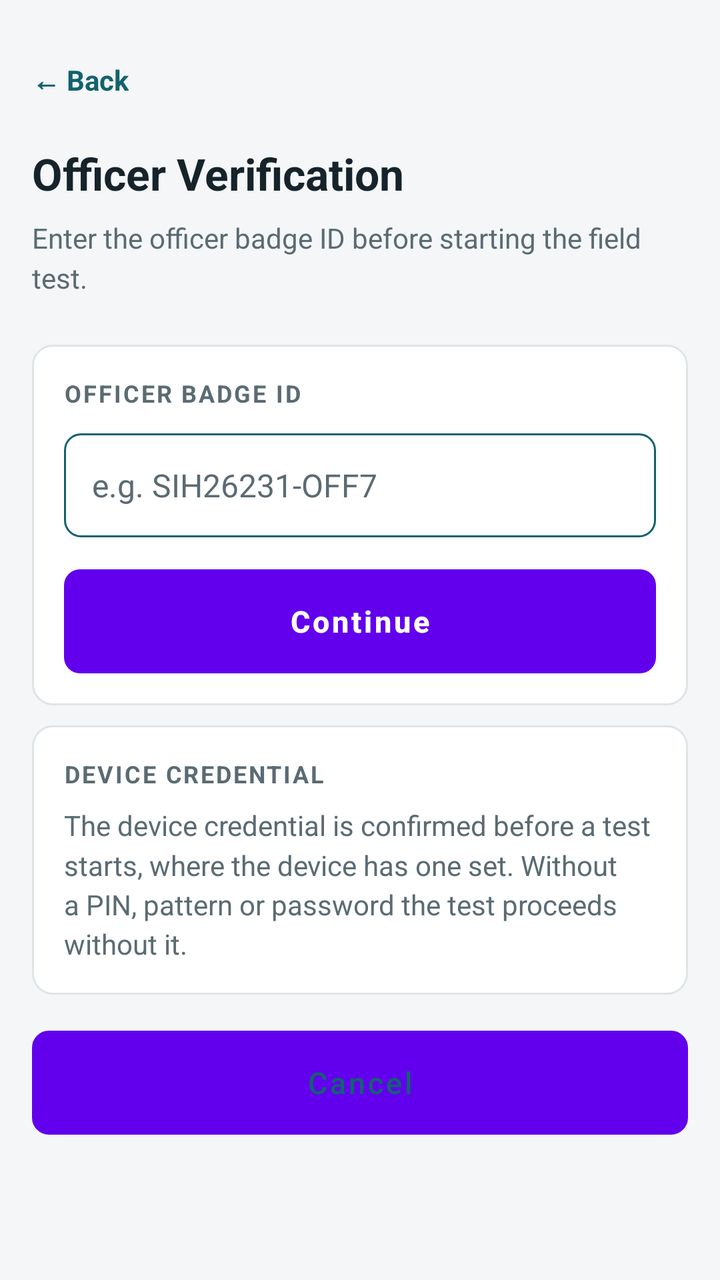
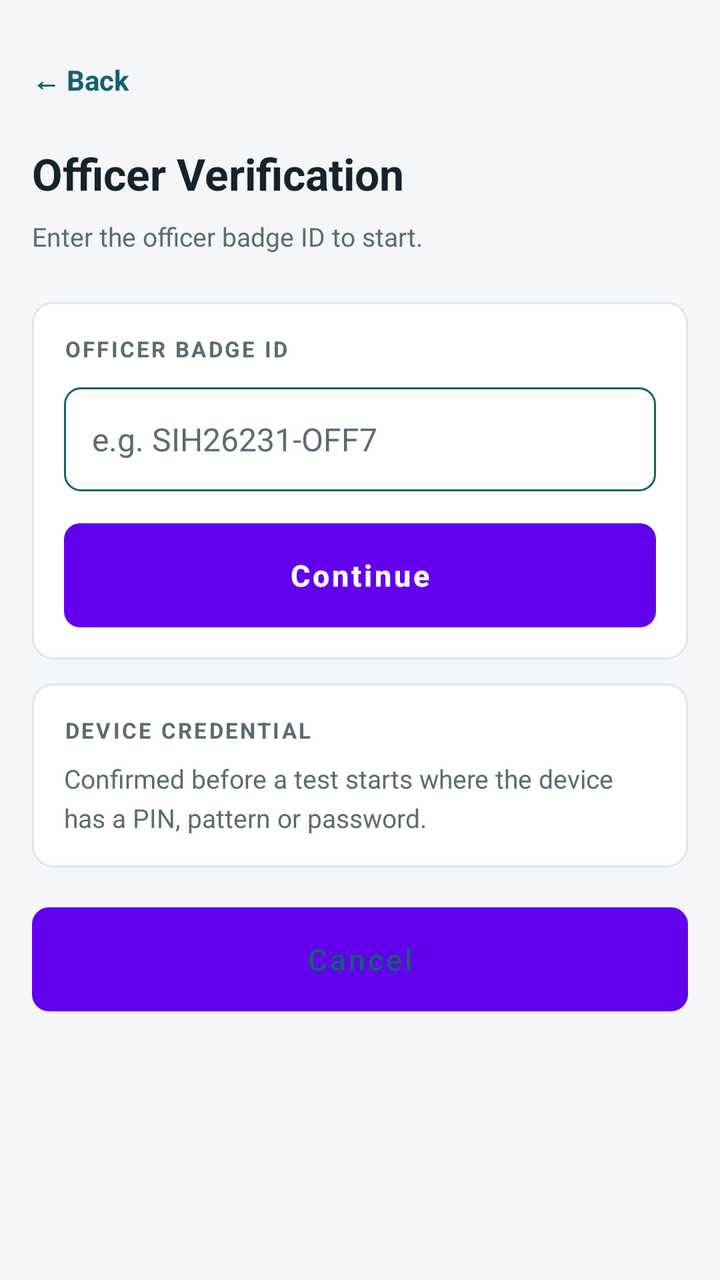

The first picture is an Android layout as it rendered before a commit; the second is the same layout after the commit. The layout source and the unified diff follow.
<!-- AndroidManifest.xml: fallback theme Theme.MaterialComponents.DayNight.NoActionBar -->
<!-- res/layout/activity_badge.xml -->
<?xml version="1.0" encoding="utf-8"?>
<ScrollView xmlns:android="http://schemas.android.com/apk/res/android"
    android:layout_width="match_parent"
    android:layout_height="match_parent"
    android:background="@color/background"
    android:fitsSystemWindows="true"
    android:fillViewport="true">

    <LinearLayout
        android:layout_width="match_parent"
        android:layout_height="wrap_content"
        android:orientation="vertical"
        android:padding="@dimen/screen_margin">

        <TextView
            android:id="@+id/tvBack"
            style="@style/Text.BackLink"
            android:layout_width="wrap_content"
            android:layout_height="wrap_content"
            android:contentDescription="@string/badge_back"
            android:text="@string/badge_back" />

        <TextView
            style="@style/Text.ScreenTitle"
            android:layout_width="wrap_content"
            android:layout_height="wrap_content"
            android:layout_marginTop="@dimen/item_gap"
            android:text="Officer Verification" />

        <TextView
            style="@style/Text.Support"
            android:layout_width="match_parent"
            android:layout_height="wrap_content"
            android:layout_marginTop="@dimen/item_gap"
            android:text="Enter the officer badge ID before starting the field test." />

        <LinearLayout
            style="@style/Widget.Card"
            android:layout_width="match_parent"
            android:layout_height="wrap_content"
            android:layout_marginTop="@dimen/section_gap">

            <TextView
                style="@style/Text.SectionLabel"
                android:layout_width="wrap_content"
                android:layout_height="wrap_content"
                android:text="OFFICER BADGE ID" />

            <EditText
                android:id="@+id/etBadge"
                android:layout_width="match_parent"
                android:layout_height="@dimen/button_height"
                android:layout_marginTop="12dp"
                android:background="@drawable/bg_button_secondary"
                android:hint="@string/badge_hint"
                android:importantForAutofill="no"
                android:inputType="textCapCharacters|textNoSuggestions"
                android:paddingLeft="14dp"
                android:paddingRight="14dp"
                android:textColor="@color/text_primary"
                android:textColorHint="@color/text_secondary"
                android:textSize="16sp" />

            <Button
                android:id="@+id/btnContinue"
                style="@style/Widget.Button.Primary"
                android:layout_width="match_parent"
                android:layout_height="@dimen/button_height"
                android:layout_marginTop="16dp"
                android:text="Continue" />
        </LinearLayout>

        <LinearLayout
            style="@style/Widget.Card"
            android:layout_width="match_parent"
            android:layout_height="wrap_content">

            <TextView
                style="@style/Text.SectionLabel"
                android:layout_width="wrap_content"
                android:layout_height="wrap_content"
                android:text="DEVICE CREDENTIAL" />

            <TextView
                style="@style/Text.Support"
                android:layout_width="match_parent"
                android:layout_height="wrap_content"
                android:layout_marginTop="@dimen/item_gap"
                android:text="The device credential is confirmed before a test starts, where the device has one set. Without a PIN, pattern or password the test proceeds without it." />
        </LinearLayout>

        <Button
            android:id="@+id/btnBack"
            style="@style/Widget.Button.Secondary"
            android:layout_width="match_parent"
            android:layout_height="@dimen/button_height"
            android:layout_marginTop="@dimen/item_gap"
            android:text="Cancel" />

    </LinearLayout>
</ScrollView>
<!-- resources referenced by this layout -->
<resources>
  <color name="background">#F4F6F8</color>
  <color name="text_primary">#16232A</color>
  <color name="text_secondary">#5B6B73</color>
  <dimen name="button_height">52dp</dimen>
  <dimen name="item_gap">8dp</dimen>
  <dimen name="screen_margin">16dp</dimen>
  <dimen name="section_gap">24dp</dimen>
  <!-- drawable bg_button_secondary (drawable) -->
  <?xml version="1.0" encoding="utf-8"?>
  <shape xmlns:android="http://schemas.android.com/apk/res/android"
      android:shape="rectangle">
      <solid android:color="@color/surface" />
      <stroke
          android:width="1dp"
          android:color="@color/primary" />
      <corners android:radius="@dimen/button_radius" />
  </shape>
  <string name="badge_back">← Back</string>
  <string name="badge_hint">e.g. SIH26231-OFF7</string>
  <style name="Text.BackLink" parent="">
          <item name="android:textSize">14sp</item>
          <item name="android:textStyle">bold</item>
          <item name="android:textColor">@color/primary</item>
          <item name="android:minHeight">@dimen/touch_target</item>
          <item name="android:gravity">center_vertical</item>
          <item name="android:background">?android:attr/selectableItemBackground</item>
          <item name="android:clickable">true</item>
          <item name="android:focusable">true</item>
      </style>
  <style name="Text.ScreenTitle" parent="">
          <item name="android:textSize">22sp</item>
          <item name="android:textStyle">bold</item>
          <item name="android:textColor">@color/text_primary</item>
      </style>
  <style name="Text.SectionLabel" parent="">
          <item name="android:textSize">12sp</item>
          <item name="android:textStyle">bold</item>
          <item name="android:textColor">@color/text_secondary</item>
          <item name="android:letterSpacing">0.08</item>
      </style>
  <style name="Text.Support" parent="">
          <item name="android:textSize">14sp</item>
          <item name="android:textColor">@color/text_secondary</item>
          <item name="android:lineSpacingMultiplier">1.2</item>
      </style>
  <style name="Widget.Button.Secondary" parent="">
          <item name="android:layout_width">match_parent</item>
          <item name="android:layout_height">@dimen/button_height</item>
          <item name="android:background">@drawable/bg_button_secondary</item>
          <item name="android:textColor">@color/primary</item>
          <item name="android:textSize">15sp</item>
          <item name="android:textAllCaps">false</item>
          <item name="android:stateListAnimator">@null</item>
      </style>
  <style name="Widget.Card" parent="">
          <item name="android:background">@drawable/bg_card</item>
          <item name="android:padding">@dimen/card_padding</item>
          <item name="android:layout_marginBottom">@dimen/card_gap</item>
          <item name="android:orientation">vertical</item>
      </style>
  <color name="surface">#FFFFFF</color>
  <color name="primary">#12626F</color>
  <dimen name="button_radius">8dp</dimen>
  <dimen name="touch_target">48dp</dimen>
  <!-- drawable bg_button_primary (drawable) -->
  <?xml version="1.0" encoding="utf-8"?>
  <shape xmlns:android="http://schemas.android.com/apk/res/android"
      android:shape="rectangle">
      <solid android:color="@color/primary" />
      <corners android:radius="@dimen/button_radius" />
  </shape>
  <color name="on_primary">#FFFFFF</color>
  <!-- drawable bg_card (drawable) -->
  <?xml version="1.0" encoding="utf-8"?>
  <shape xmlns:android="http://schemas.android.com/apk/res/android"
      android:shape="rectangle">
      <solid android:color="@color/surface" />
      <stroke
          android:width="1dp"
          android:color="@color/divider" />
      <corners android:radius="@dimen/card_radius" />
  </shape>
  <dimen name="card_padding">16dp</dimen>
  <dimen name="card_gap">10dp</dimen>
  <color name="divider">#DFE4E8</color>
  <dimen name="card_radius">10dp</dimen>
  <!-- unchanged entries left out for length: 1 -->
</resources>

<!-- the commit's change to res/layout/activity_badge.xml (unified diff, before → after) -->
@@ -32,7 +32,7 @@
             android:layout_width="match_parent"
             android:layout_height="wrap_content"
             android:layout_marginTop="@dimen/item_gap"
-            android:text="Enter the officer badge ID before starting the field test." />
+            android:text="Enter the officer badge ID to start." />
 
         <LinearLayout
             style="@style/Widget.Card"
@@ -86,7 +86,7 @@
                 android:layout_width="match_parent"
                 android:layout_height="wrap_content"
                 android:layout_marginTop="@dimen/item_gap"
-                android:text="The device credential is confirmed before a test starts, where the device has one set. Without a PIN, pattern or password the test proceeds without it." />
+                android:text="Confirmed before a test starts where the device has a PIN, pattern or password." />
         </LinearLayout>
 
         <Button
<!-- resource entries referenced after the edit -->
@@ -35,15 +35,15 @@
           <item name="android:textColor">@color/text_primary</item>
       </style>
   <style name="Text.SectionLabel" parent="">
-          <item name="android:textSize">12sp</item>
+          <item name="android:textSize">11sp</item>
           <item name="android:textStyle">bold</item>
           <item name="android:textColor">@color/text_secondary</item>
-          <item name="android:letterSpacing">0.08</item>
+          <item name="android:letterSpacing">0.10</item>
       </style>
   <style name="Text.Support" parent="">
-          <item name="android:textSize">14sp</item>
+          <item name="android:textSize">13sp</item>
           <item name="android:textColor">@color/text_secondary</item>
-          <item name="android:lineSpacingMultiplier">1.2</item>
+          <item name="android:lineSpacingMultiplier">1.25</item>
       </style>
   <style name="Widget.Button.Secondary" parent="">
           <item name="android:layout_width">match_parent</item>
@@ -83,7 +83,7 @@
       <corners android:radius="@dimen/card_radius" />
   </shape>
   <dimen name="card_padding">16dp</dimen>
-  <dimen name="card_gap">10dp</dimen>
+  <dimen name="card_gap">12dp</dimen>
   <color name="divider">#DFE4E8</color>
   <dimen name="card_radius">10dp</dimen>
   <!-- unchanged entries left out for length: 1 -->
